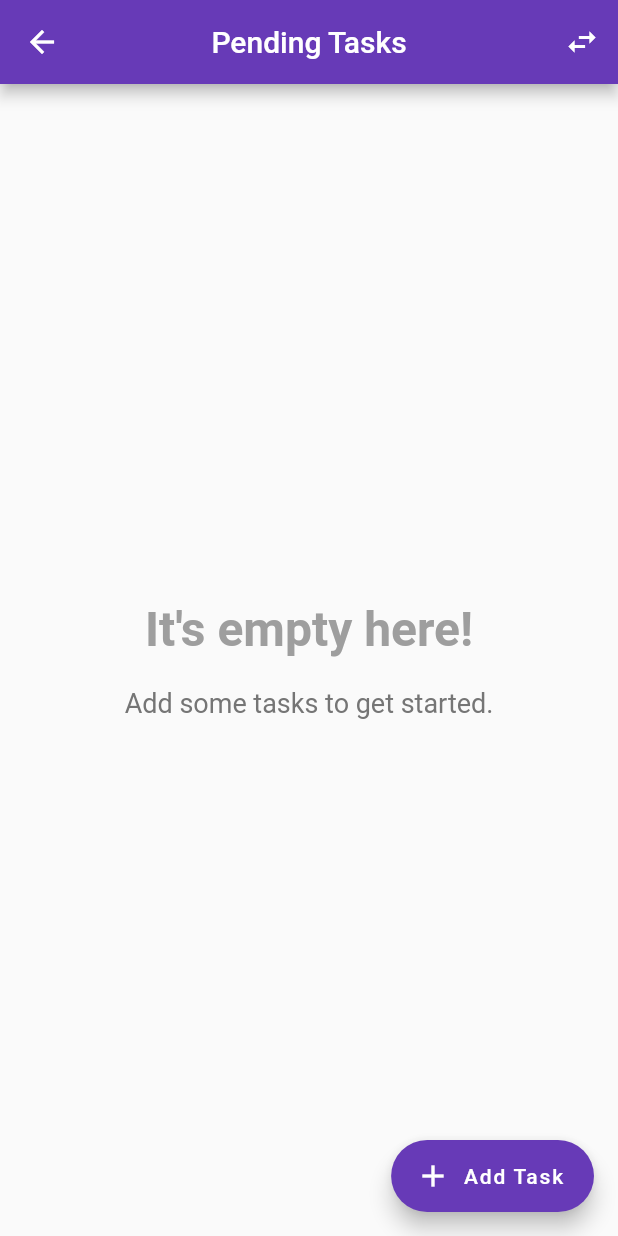
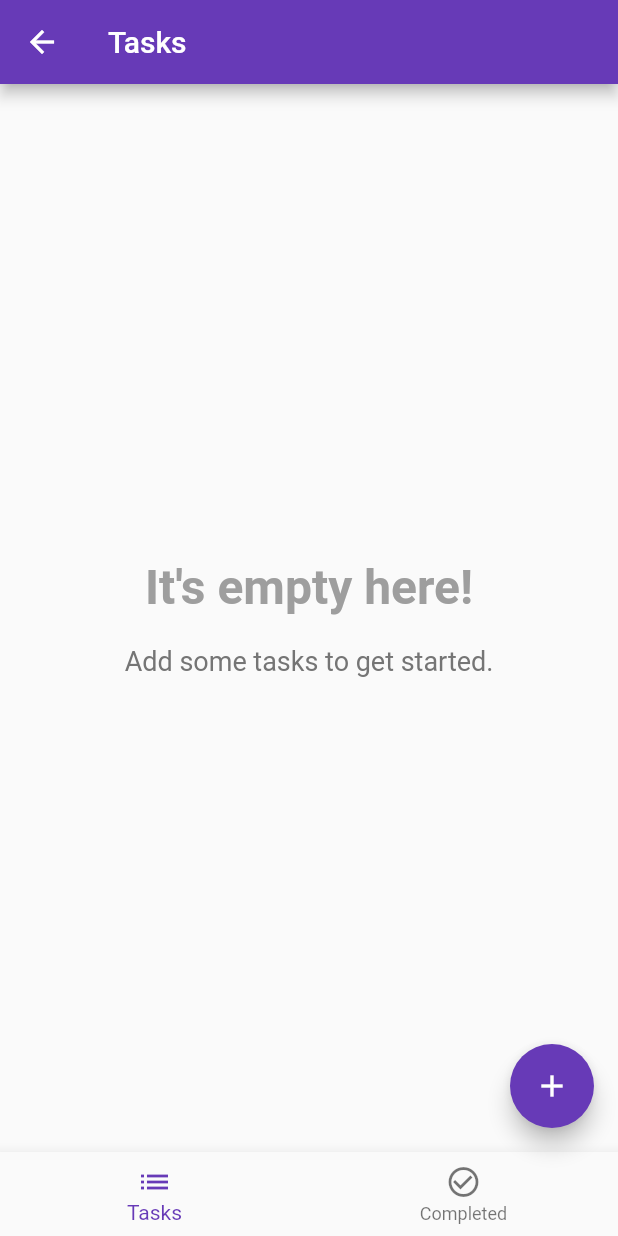
Before and after one commit to yalsaffar/ToDo_Flutter, a Flutter app: the HomeScreen screen opened by its route, on a phone screen of 412 x 824 dp. Run offline on Flutter 3.47's test engine with Material 2 defaults, Android fonts, the phone set to English and light mode, and no system bars; drawn by our look-alikes of animated_text_kit; our stand-ins replace lottie.

Commit message:
small changes

```diff
--- a/lib/instructions_screen.dart
+++ b/lib/instructions_screen.dart
@@ -50,9 +50,9 @@ class _InstructionsScreenState extends State<InstructionsScreen> {
                   image: Icons.delete,
                 ),
                 _buildInstructionPage(
-                  title: "SWITCH",
+                  title: "COMPLETED",
                   content: "You can switch to completed tasks by pressing this button.",
-                  image: Icons.swap_horiz,
+                  image: Icons.check_circle,
                 ),
               ],
             ),
@@ -82,7 +82,7 @@ class _InstructionsScreenState extends State<InstructionsScreen> {
                       );
                     }
                   },
-                  child: Text(_currentPage == 2 ? "Start" : "Next"),
+                  child: Text(_currentPage == 5 ? "Start" : "Next"),
                 ),
               ],
             ),
--- a/lib/main.dart
+++ b/lib/main.dart
@@ -121,6 +121,7 @@ class HomeScreen extends StatefulWidget {
 }
 
 class _HomeScreenState extends State<HomeScreen> {
+  int _selectedIndex = 0; // To keep track of the active screen
   List<Task> tasks = [];
   List<Task> completedTasks = [];
 
@@ -158,29 +159,101 @@ class _HomeScreenState extends State<HomeScreen> {
     });
   }
 
+  void _onItemSelected(int index) {
+    setState(() {
+      _selectedIndex = index;
+    });
+  }
+
   @override
   Widget build(BuildContext context) {
     return LayoutBuilder(
       builder: (context, constraints) {
         if (constraints.maxWidth > 600) {
-          return WideLayout(
+          // Wide layout
+          return Scaffold(
+            body: Row(
+              children: [
+                NavigationRail(
+                  selectedIndex: _selectedIndex,
+                  onDestinationSelected: _onItemSelected,
+                  labelType: NavigationRailLabelType.selected,
+                  destinations: [
+                    NavigationRailDestination(
+                      icon: const Icon(Icons.list),
+                      selectedIcon: const Icon(Icons.list, color: Colors.deepPurple),
+                      label: const Text('Tasks'),
+                    ),
+                    NavigationRailDestination(
+                      icon: const Icon(Icons.check_circle_outline),
+                      selectedIcon: const Icon(Icons.check_circle, color: Colors.deepPurple),
+                      label: const Text('Completed'),
+                    ),
+                  ],
+                ),
+                const VerticalDivider(thickness: 1, width: 1),
+                Expanded(
+                  child: _selectedIndex == 0
+                      ? TaskScreen(
                           tasks: tasks,
-            completedTasks: completedTasks,
                           onAddTask: addTask,
+                          onCompleteTask: completeTask,
                           onUpdateTask: updateTask,
                           onDeleteTask: deleteTask,
-            onCompleteTask: completeTask,
+                        )
+                      : CompletedTasksScreen(
+                          completedTasks: completedTasks,
                           onUncompleteTask: uncompleteTask,
+                        ),
+                ),
+              ],
+            ),
+            floatingActionButton: FloatingActionButton(
+              onPressed: () {
+                showModalBottomSheet(
+                  context: context,
+                  builder: (_) => NewTaskSheet(onAddTask: addTask),
+                );
+              },
+              child: const Icon(Icons.add),
+            ),
           );
         } else {
-          return NarrowLayout(
+          // Narrow layout
+          List<Widget> _screens = [
+            TaskScreen(
               tasks: tasks,
-            completedTasks: completedTasks,
               onAddTask: addTask,
+              onCompleteTask: completeTask,
               onUpdateTask: updateTask,
               onDeleteTask: deleteTask,
-            onCompleteTask: completeTask,
+            ),
+            CompletedTasksScreen(
+              completedTasks: completedTasks,
               onUncompleteTask: uncompleteTask,
+            ),
+          ];
+
+          return Scaffold(
+            appBar: AppBar(title: _selectedIndex == 0 ? const Text('Tasks') : const Text('Completed Tasks')),
+            body: _screens[_selectedIndex],
+            bottomNavigationBar: BottomNavigationBar(
+              currentIndex: _selectedIndex,
+              onTap: _onItemSelected,
+              items: const [
+                BottomNavigationBarItem(icon: Icon(Icons.list), label: 'Tasks'),
+                BottomNavigationBarItem(icon: Icon(Icons.check_circle_outline), label: 'Completed'),
+              ],
+            ),
+            floatingActionButton: FloatingActionButton(
+              onPressed: () {
+                showModalBottomSheet(
+                  context: context,
+                  builder: (_) => NewTaskSheet(onAddTask: addTask),
+                );
+              },
+              child: const Icon(Icons.add),
+            ),
           );
         }
       },
```
Lines whose indentation alone changed are shown as unchanged.
